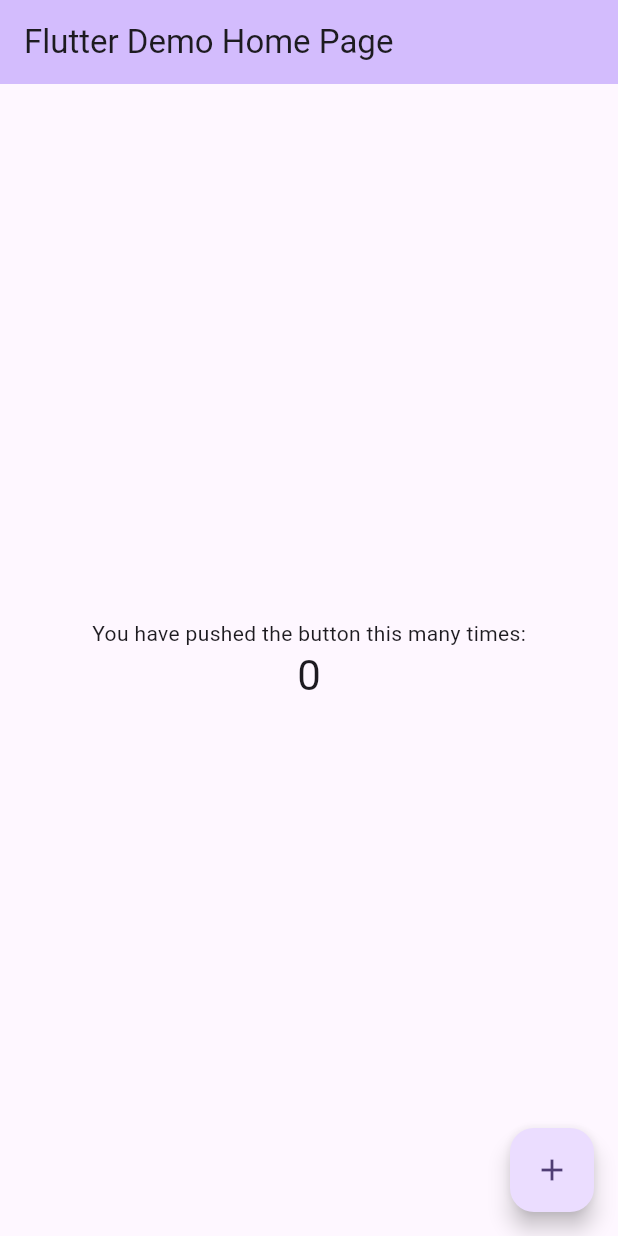
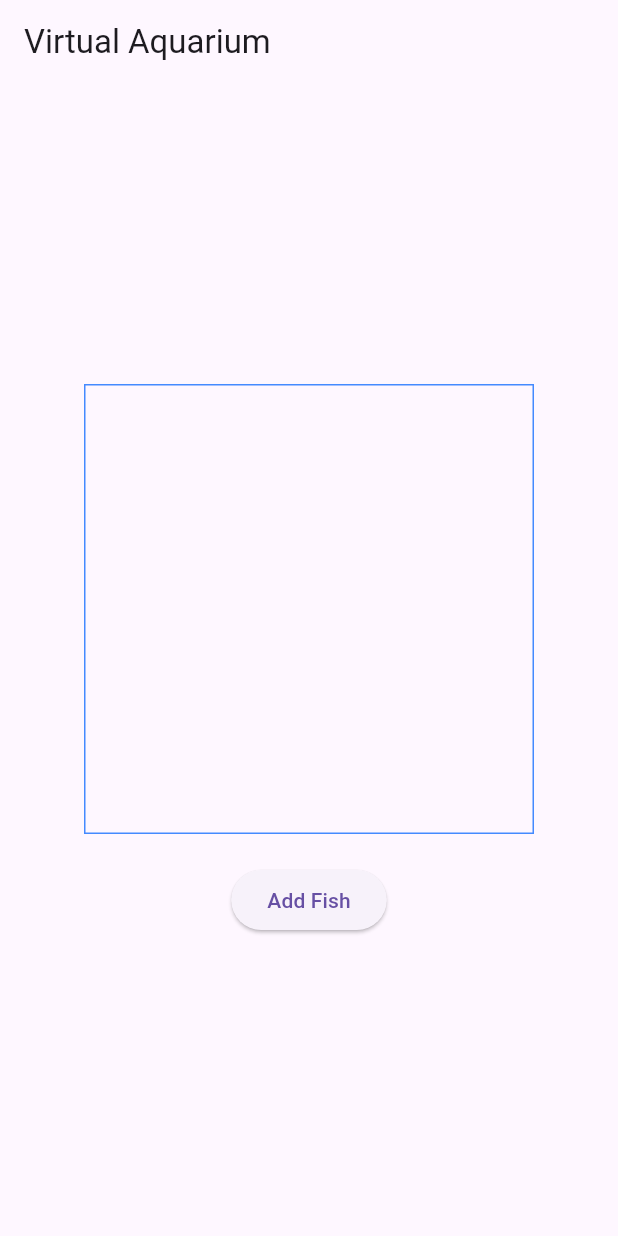
Before and after one commit to JohnPhamMobileApp/aquarium_app, a Flutter app: the screen it shows after launch, on a phone screen of 412 x 824 dp. Run offline on Flutter 3.47's test engine with Material 3 defaults, Android fonts, the phone set to English and light mode, and no system bars; our stand-ins replace sqflite; accounts and stored records are empty.

```diff
--- a/lib/main.dart
+++ b/lib/main.dart
@@ -1,125 +1,126 @@
 import 'package:flutter/material.dart';
+import 'database_helper.dart';
+import 'dart:math';
 
-void main() {
+// Global database helper
+final dbHelper = DatabaseHelper();
+
+Future<void> main() async {
+  WidgetsFlutterBinding.ensureInitialized();
+  await dbHelper.init();
   runApp(const MyApp());
 }
 
 class MyApp extends StatelessWidget {
   const MyApp({super.key});
 
-  // This widget is the root of your application.
   @override
   Widget build(BuildContext context) {
     return MaterialApp(
-      title: 'Flutter Demo',
+      title: 'Aquarium App',
       theme: ThemeData(
-        // This is the theme of your application.
-        //
-        // TRY THIS: Try running your application with "flutter run". You'll see
-        // the application has a purple toolbar. Then, without quitting the app,
-        // try changing the seedColor in the colorScheme below to Colors.green
-        // and then invoke "hot reload" (save your changes or press the "hot
-        // reload" button in a Flutter-supported IDE, or press "r" if you used
-        // the command line to start the app).
-        //
-        // Notice that the counter didn't reset back to zero; the application
-        // state is not lost during the reload. To reset the state, use hot
-        // restart instead.
-        //
-        // This works for code too, not just values: Most code changes can be
-        // tested with just a hot reload.
-        colorScheme: ColorScheme.fromSeed(seedColor: Colors.deepPurple),
-        useMaterial3: true,
+        primarySwatch: Colors.blue,
       ),
-      home: const MyHomePage(title: 'Flutter Demo Home Page'),
+      home: const MyHomePage(),
     );
   }
 }
 
 class MyHomePage extends StatefulWidget {
-  const MyHomePage({super.key, required this.title});
-
-  // This widget is the home page of your application. It is stateful, meaning
-  // that it has a State object (defined below) that contains fields that affect
-  // how it looks.
-
-  // This class is the configuration for the state. It holds the values (in this
-  // case the title) provided by the parent (in this case the App widget) and
-  // used by the build method of the State. Fields in a Widget subclass are
-  // always marked "final".
-
-  final String title;
+  const MyHomePage({super.key});
 
   @override
-  State<MyHomePage> createState() => _MyHomePageState();
+  _MyHomePageState createState() => _MyHomePageState();
 }
 
 class _MyHomePageState extends State<MyHomePage> {
-  int _counter = 0;
+  List<Fish> _fishList = [];
 
-  void _incrementCounter() {
+  @override
+  void initState() {
+    super.initState();
+    _loadFishFromDatabase();
+  }
+
+  void _loadFishFromDatabase() async {
+    final allFish = await dbHelper.queryAllFish();
     setState(() {
-      // This call to setState tells the Flutter framework that something has
-      // changed in this State, which causes it to rerun the build method below
-      // so that the display can reflect the updated values. If we changed
-      // _counter without calling setState(), then the build method would not be
-      // called again, and so nothing would appear to happen.
-      _counter++;
+      _fishList = allFish.map((fish) => Fish(
+        speed: fish[DatabaseHelper.columnSpeed],
+        color: Color(int.parse(fish[DatabaseHelper.columnColor], radix: 16)),
+      )).toList();
     });
+  }
+
+  void _addFish() async {
+    // Create random fish data
+    final random = Random();
+    int speed = random.nextInt(5) + 1; // Speed between 1 and 5
+    String colorHex = (random.nextInt(0xFFFFFF)).toRadixString(16).padLeft(6, '0'); // Random color
+
+    Map<String, dynamic> row = {
+      DatabaseHelper.columnSpeed: speed,
+      DatabaseHelper.columnColor: '0xFF$colorHex', // Store color in hex
+    };
+
+    await dbHelper.insertFish(row);
+    _loadFishFromDatabase(); // Reload after adding new fish
   }
 
   @override
   Widget build(BuildContext context) {
-    // This method is rerun every time setState is called, for instance as done
-    // by the _incrementCounter method above.
-    //
-    // The Flutter framework has been optimized to make rerunning build methods
-    // fast, so that you can just rebuild anything that needs updating rather
-    // than having to individually change instances of widgets.
     return Scaffold(
       appBar: AppBar(
-        // TRY THIS: Try changing the color here to a specific color (to
-        // Colors.amber, perhaps?) and trigger a hot reload to see the AppBar
-        // change color while the other colors stay the same.
-        backgroundColor: Theme.of(context).colorScheme.inversePrimary,
-        // Here we take the value from the MyHomePage object that was created by
-        // the App.build method, and use it to set our appbar title.
-        title: Text(widget.title),
+        title: const Text('Virtual Aquarium'),
       ),
       body: Center(
-        // Center is a layout widget. It takes a single child and positions it
-        // in the middle of the parent.
         child: Column(
-          // Column is also a layout widget. It takes a list of children and
-          // arranges them vertically. By default, it sizes itself to fit its
-          // children horizontally, and tries to be as tall as its parent.
-          //
-          // Column has various properties to control how it sizes itself and
-          // how it positions its children. Here we use mainAxisAlignment to
-          // center the children vertically; the main axis here is the vertical
-          // axis because Columns are vertical (the cross axis would be
-          // horizontal).
-          //
-          // TRY THIS: Invoke "debug painting" (choose the "Toggle Debug Paint"
-          // action in the IDE, or press "p" in the console), to see the
-          // wireframe for each widget.
           mainAxisAlignment: MainAxisAlignment.center,
-          children: <Widget>[
-            const Text(
-              'You have pushed the button this many times:',
+          children: [
+            Container(
+              width: 300,
+              height: 300,
+              decoration: BoxDecoration(
+                border: Border.all(color: Colors.blueAccent),
+              ),
+              child: Stack(
+                children: _fishList.map((fish) => fish.buildFish()).toList(),
+              ),
             ),
-            Text(
-              '$_counter',
-              style: Theme.of(context).textTheme.headlineMedium,
+            const SizedBox(height: 20),
+            ElevatedButton(
+              onPressed: _addFish,
+              child: const Text('Add Fish'),
             ),
           ],
         ),
       ),
-      floatingActionButton: FloatingActionButton(
-        onPressed: _incrementCounter,
-        tooltip: 'Increment',
-        child: const Icon(Icons.add),
-      ), // This trailing comma makes auto-formatting nicer for build methods.
     );
   }
 }
+
+// Fish class for representing fish data
+class Fish {
+  final double speed;
+  final Color color;
+
+  Fish({required this.speed, required this.color});
+
+  Widget buildFish() {
+    return AnimatedAlign(
+      alignment: Alignment(
+        Random().nextDouble() * 2 - 1, // Random x position
+        Random().nextDouble() * 2 - 1, // Random y position
+      ),
+      duration: Duration(seconds: speed.toInt()),
+      child: Container(
+        width: 20,
+        height: 20,
+        decoration: BoxDecoration(
+          shape: BoxShape.circle,
+          color: color,
+        ),
+      ),
+    );
+  }
+}
```
Also changed, not shown: lib/database_helper.dart (added, +64 -0 lines), pubspec.yaml (+5 -5 lines), pubspec.lock, 1 other file.
